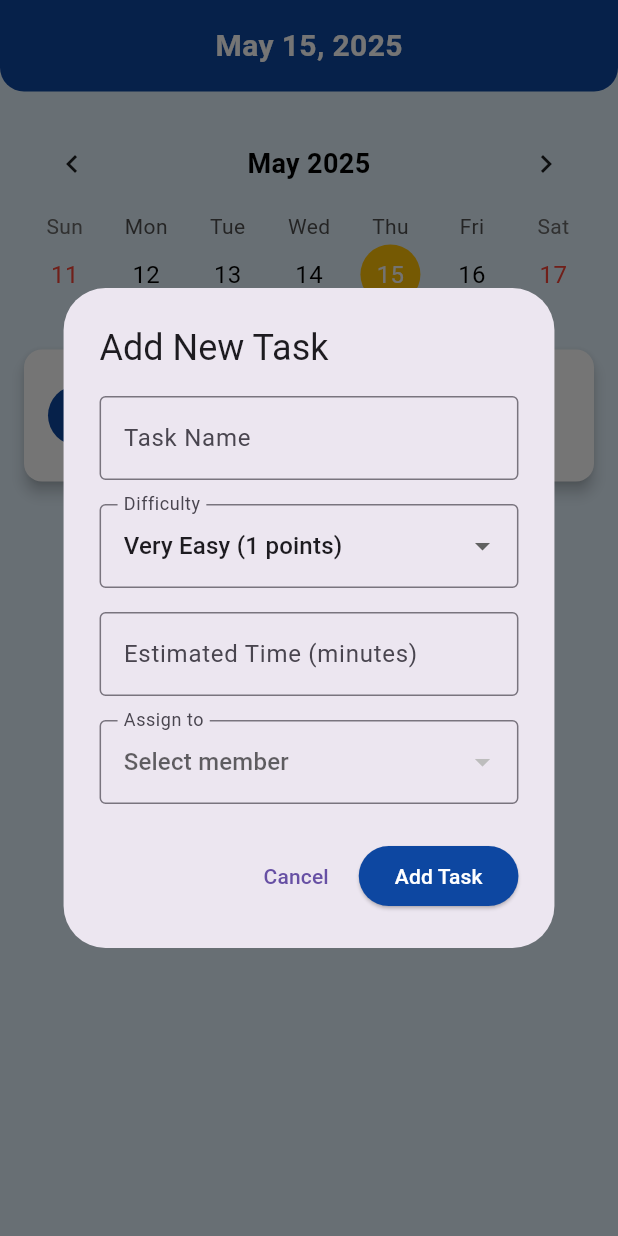
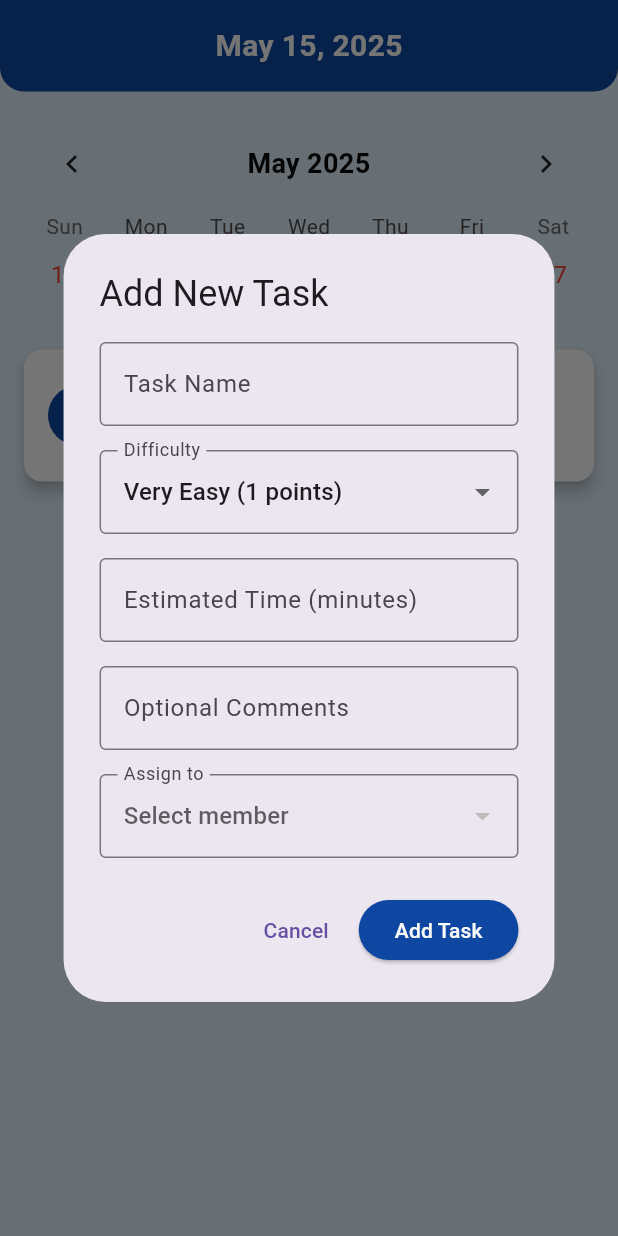
Before and after one commit to ninjinodkhuu/chorewars, a Flutter app: the CalendarScreen screen opened directly, after a tap on "Add Task", on a phone screen of 412 x 824 dp. Run offline on Flutter 3.47's test engine with Material 3 defaults, Android fonts, the phone set to English and light mode, and no system bars; drawn by our look-alikes of table_calendar; our stand-ins replace cloud_firestore, firebase_auth, firebase_core, firebase_messaging, fl_chart, flutter_local_notifications and 2 more; accounts and stored records are empty.

Commit message:
task comment features

```diff
--- a/lib/CalenderScreen.dart
+++ b/lib/CalenderScreen.dart
@@ -266,6 +266,7 @@ class _CalendarScreenState extends State<CalendarScreen> {
     final TextEditingController nameController = TextEditingController();
     final TextEditingController timeEstimateController =
         TextEditingController();
+    final TextEditingController commentsController = TextEditingController();
     String? selectedMemberId;
     TaskDifficulty selectedDifficulty = TaskDifficulty.veryEasy;
     DateTime selectedDate = _selectedDay;
@@ -322,6 +323,16 @@ class _CalendarScreenState extends State<CalendarScreen> {
                     border: OutlineInputBorder(),
                   ),
                 ),
+                const SizedBox(height: 16),
+                TextField(
+                  controller: commentsController,
+                  decoration: const InputDecoration(
+                    labelText: 'Optional Comments',
+                    hintText: 'Add notes or details',
+                    border: OutlineInputBorder(),
+                  ),
+                ),
+
                 const SizedBox(height: 16),
                 if (isLeader) ...[
                   DropdownButtonFormField<String>(
@@ -402,6 +413,7 @@ class _CalendarScreenState extends State<CalendarScreen> {
                     dueDate: selectedDate,
                     difficulty: selectedDifficulty,
                     estimatedMinutes: timeEstimate,
+                    comments: commentsController.text.trim(),
                   );
 
                   // Send notifications in a try-catch block to ensure task creation succeeds regardless
@@ -884,6 +896,20 @@ class _CalendarScreenState extends State<CalendarScreen> {
                                     ),
                                   ],
                                 ),
+                                if (task.comments != null && task.comments.trim().isNotEmpty)
+                                  Padding(
+                                    padding: const EdgeInsets.only(top: 8.0),
+                                    child: Text(
+                                      task.comments,
+                                      style: const TextStyle(
+                                        fontSize: 13,
+                                        fontStyle: FontStyle.italic,
+                                        color: Colors.black87,
+                                      ),
+                                    ),
+                                  ),
+
+
                               ],
                             ),
                           ),
--- a/lib/Data/Task.dart
+++ b/lib/Data/Task.dart
@@ -10,10 +10,9 @@ enum TaskDifficulty {
   final int points;
   const TaskDifficulty(this.points);
 
-  // Factory method to create from point value
   static TaskDifficulty fromValue(int points) {
     return TaskDifficulty.values.firstWhere(
-      (d) => d.points == points,
+          (d) => d.points == points,
       orElse: () => TaskDifficulty.veryEasy,
     );
   }
@@ -33,6 +32,9 @@ class Task {
   final String id;
   final String status;
 
+  // ✅ Add this:
+  final String comments;
+
   factory Task.fromFirestore(DocumentSnapshot doc) {
     final data = doc.data() as Map<String, dynamic>;
     final dueDate = data['dueDate'];
@@ -41,15 +43,13 @@ class Task {
     final completedAt = data['completed_at'];
     final bool done = data['done'] ?? false;
 
-    // Default to veryEasy if no difficulty is specified
     TaskDifficulty difficulty = TaskDifficulty.veryEasy;
 
-    // Try to determine difficulty from the data
     if (data['difficulty'] != null) {
       String difficultyStr = data['difficulty'].toString().toLowerCase().trim();
       try {
         difficulty = TaskDifficulty.values.firstWhere(
-          (d) => d.name.toLowerCase() == difficultyStr,
+              (d) => d.name.toLowerCase() == difficultyStr,
           orElse: () => TaskDifficulty.veryEasy,
         );
       } catch (e) {
@@ -74,13 +74,12 @@ class Task {
       difficulty: difficulty,
       timeEstimateMinutes: data['timeEstimate'] ?? 0,
       assignedTo: data['assignedTo'],
-      acceptedAt:
-          acceptedAt != null ? (acceptedAt as Timestamp).toDate() : null,
+      acceptedAt: acceptedAt != null ? (acceptedAt as Timestamp).toDate() : null,
       startedAt: startedAt != null ? (startedAt as Timestamp).toDate() : null,
-      completedAt:
-          completedAt != null ? (completedAt as Timestamp).toDate() : null,
+      completedAt: completedAt != null ? (completedAt as Timestamp).toDate() : null,
       done: done,
       status: data['status'] ?? 'pending',
+      comments: data['comments'] ?? '', // ✅ Include comments here
     );
   }
 
@@ -97,5 +96,6 @@ class Task {
     this.done = false,
     this.id = '',
     this.status = 'pending',
+    this.comments = '', // ✅ Also include here
   });
 }
--- a/lib/services/TaskService.dart
+++ b/lib/services/TaskService.dart
@@ -168,6 +168,7 @@ class TaskService {
     required DateTime dueDate,
     required TaskDifficulty difficulty,
     required int estimatedMinutes,
+    required String comments,
   }) async {
     try {
       print('Adding task with parameters:');
@@ -194,6 +195,7 @@ class TaskService {
         'timeEstimate': estimatedMinutes,
         'difficulty': difficulty.name,
         'created_at': FieldValue.serverTimestamp(),
+        'comments': comments,
       });
 
       print('Task added successfully with ID: ${taskRef.id}');
--- a/pubspec.yaml
+++ b/pubspec.yaml
@@ -45,7 +45,7 @@ dependencies:
   flutter_local_notifications: ^19.1.0
   timezone: ^0.10.0
   firebase_messaging: ^14.6.4
-
+  google_sign_in: ^6.2.2
   bloc: ^9.0.0
   flutter_bloc: ^9.1.1
   equatable: ^2.0.5
```
Also changed, not shown: lib/components/square_tile.dart (+7 -2 lines), lib/login_page.dart (+7 -5 lines), lib/register_page.dart (+80 -78 lines), lib/services/auth_service.dart (added, +22 -0 lines), pubspec.lock, 4 other files.
